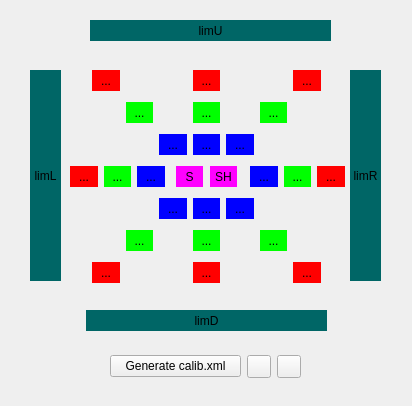
Before: the Qt Designer form gencalibxml.ui in JairoSalazarV/QtHypCam, drawn with Qt 5.
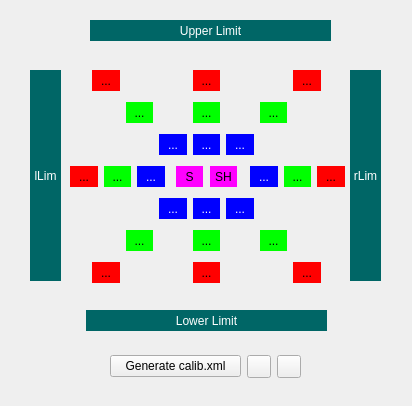
After: the same form once the commit is applied. Icons and pictures are not drawn.

```diff
--- a/gencalibxml.ui
+++ b/gencalibxml.ui
@@ -27,7 +27,8 @@
    </property>
    <property name="styleSheet">
     <string notr="true">background-color:#00F;
-border:0px;</string>
+border:0px;
+color:white;</string>
    </property>
    <property name="text">
     <string>...</string>
@@ -47,7 +48,8 @@
    </property>
    <property name="styleSheet">
     <string notr="true">background-color:#00F;
-border:0px;</string>
+border:0px;
+color:white;</string>
    </property>
    <property name="text">
     <string>...</string>
@@ -147,7 +149,8 @@
    </property>
    <property name="styleSheet">
     <string notr="true">background-color:#00F;
-border:0px;</string>
+border:0px;
+color:white;</string>
    </property>
    <property name="text">
     <string>...</string>
@@ -167,7 +170,8 @@
    </property>
    <property name="styleSheet">
     <string notr="true">background-color:#00F;
-border:0px;</string>
+border:0px;
+color:white;</string>
    </property>
    <property name="text">
     <string>...</string>
@@ -227,7 +231,8 @@
    </property>
    <property name="styleSheet">
     <string notr="true">background-color:#00F;
-border:0px;</string>
+border:0px;
+color:white;</string>
    </property>
    <property name="text">
     <string>...</string>
@@ -247,7 +252,8 @@
    </property>
    <property name="styleSheet">
     <string notr="true">background-color:#00F;
-border:0px;</string>
+border:0px;
+color:white;</string>
    </property>
    <property name="text">
     <string>...</string>
@@ -327,7 +333,8 @@
    </property>
    <property name="styleSheet">
     <string notr="true">background-color:#00F;
-border:0px;</string>
+border:0px;
+color:white;</string>
    </property>
    <property name="text">
     <string>...</string>
@@ -387,7 +394,8 @@
    </property>
    <property name="styleSheet">
     <string notr="true">background-color:#00F;
-border:0px;</string>
+border:0px;
+color:white;</string>
    </property>
    <property name="text">
     <string>...</string>
@@ -576,10 +584,11 @@
    </property>
    <property name="styleSheet">
     <string notr="true">background-color:#066;
-border:0px;</string>
+border:0px;
+color:white;</string>
    </property>
    <property name="text">
-    <string>limL</string>
+    <string>lLim</string>
    </property>
   </widget>
   <widget class="QPushButton" name="pbLimR">
@@ -596,10 +605,11 @@
    </property>
    <property name="styleSheet">
     <string notr="true">background-color:#066;
-border:0px;</string>
+border:0px;
+color:white;</string>
    </property>
    <property name="text">
-    <string>limR</string>
+    <string>rLim</string>
    </property>
   </widget>
   <widget class="QPushButton" name="pbLimD">
@@ -616,10 +626,11 @@
    </property>
    <property name="styleSheet">
     <string notr="true">background-color:#066;
-border:0px;</string>
+border:0px;
+color:white;</string>
    </property>
    <property name="text">
-    <string>limD</string>
+    <string>Lower Limit</string>
    </property>
   </widget>
   <widget class="QPushButton" name="pbLimU">
@@ -636,10 +647,11 @@
    </property>
    <property name="styleSheet">
     <string notr="true">background-color:#066;
-border:0px;</string>
+border:0px;
+color:white;</string>
    </property>
    <property name="text">
-    <string>limU</string>
+    <string>Upper Limit</string>
    </property>
   </widget>
   <widget class="QPushButton" name="pbSourceHalogen">
```
Left out of the diff: 60 changed lines with no effect on the pictures.
